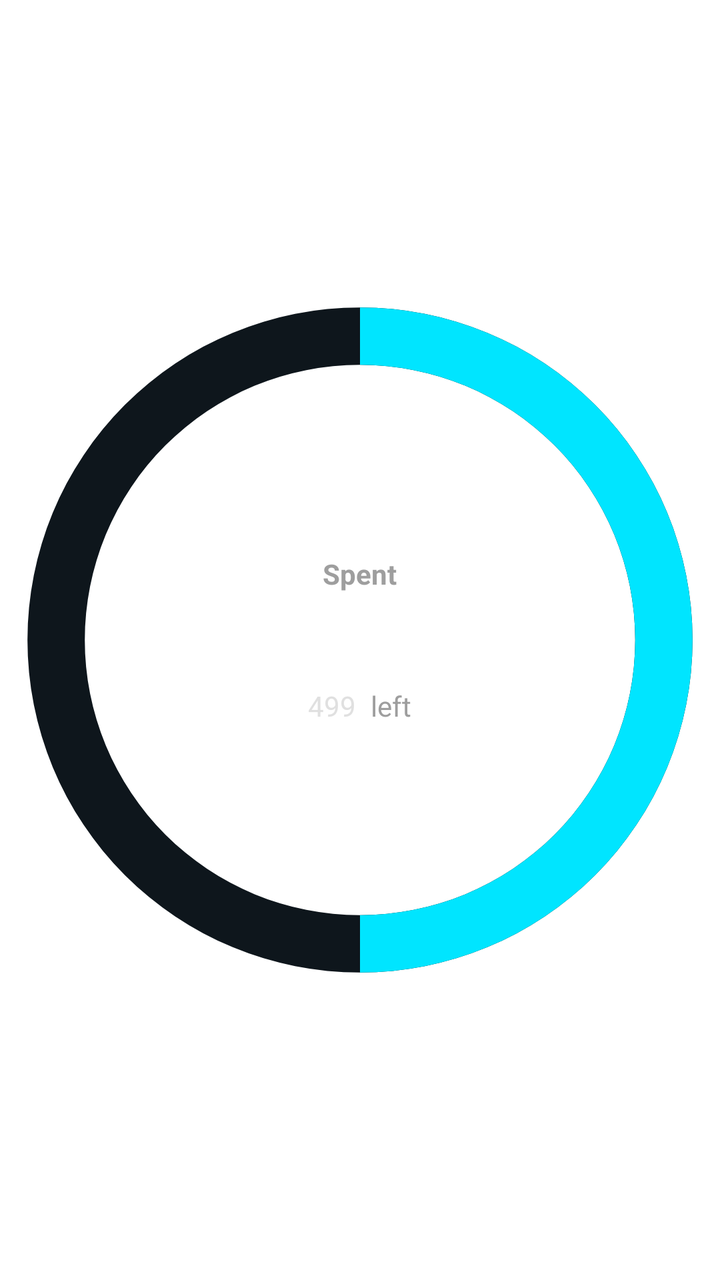
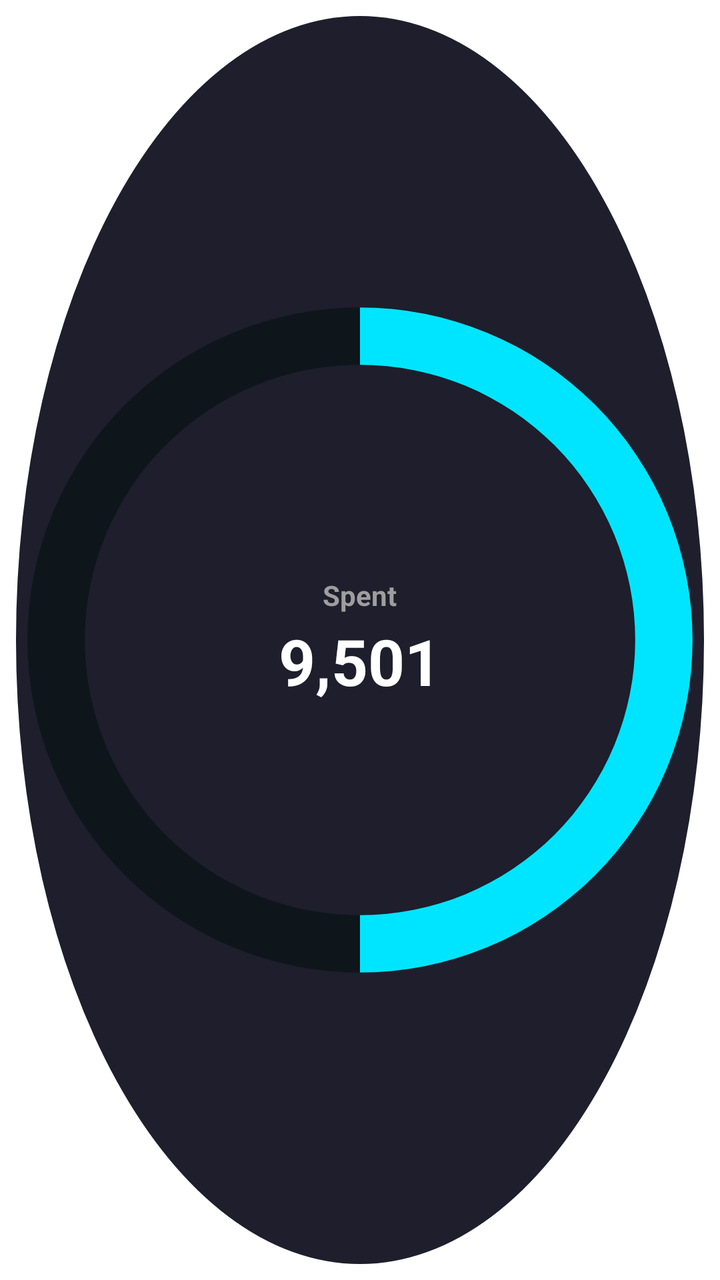

Before-and-after screenshots of an Android layout around one commit, followed by the original layout XML and the change that was made.
<!-- AndroidManifest.xml: fallback theme Theme.MaterialComponents.DayNight.NoActionBar -->
<!-- res/layout/widget_layout_monthly.xml -->
<?xml version="1.0" encoding="utf-8"?>
<RelativeLayout xmlns:android="http://schemas.android.com/apk/res/android"
    android:id="@+id/widget_root"
    android:layout_width="match_parent"
    android:layout_height="match_parent"
    android:background="@android:color/transparent"
    android:padding="8dp">

    
    <ProgressBar
        android:id="@+id/progress_bar"
        style="?android:attr/progressBarStyleHorizontal"
        android:layout_width="match_parent"
        android:layout_height="match_parent"
        android:layout_centerInParent="true"
        android:indeterminate="false"
        android:max="100"
        android:progress="50"
        android:progressDrawable="@drawable/widget_circular_progress" />

    
    <LinearLayout
        android:layout_width="wrap_content"
        android:layout_height="wrap_content"
        android:layout_centerInParent="true"
        android:orientation="vertical"
        android:gravity="center">

        <TextView
            android:layout_width="wrap_content"
            android:layout_height="wrap_content"
            android:text="Spent"
            android:textColor="#9E9E9E"
            android:textSize="14sp"
            android:textStyle="bold" />

        <TextView
            android:id="@+id/tv_monthly_spent"
            android:layout_width="wrap_content"
            android:layout_height="wrap_content"
            android:text="9,501"
            android:textColor="#FFFFFF"
            android:textSize="32sp"
            android:textStyle="bold"
            android:layout_marginTop="2dp" />

        <LinearLayout
            android:layout_width="wrap_content"
            android:layout_height="wrap_content"
            android:orientation="horizontal"
            android:gravity="center"
            android:layout_marginTop="2dp">
            
            <TextView
                android:id="@+id/tv_budget_left"
                android:layout_width="wrap_content"
                android:layout_height="wrap_content"
                android:text="499"
                android:textColor="#E0E0E0"
                android:textSize="14sp" />
                
            <TextView
                android:id="@+id/tv_budget_label"
                android:layout_width="wrap_content"
                android:layout_height="wrap_content"
                android:text=" left"
                android:textColor="#9E9E9E"
                android:textSize="14sp"
                android:layout_marginStart="4dp" />
        </LinearLayout>
    </LinearLayout>
</RelativeLayout>
<!-- resources referenced by this layout -->
<resources>
  <!-- drawable widget_circular_progress (drawable) -->
  <?xml version="1.0" encoding="utf-8"?>
  <layer-list xmlns:android="http://schemas.android.com/apk/res/android">
      <item android:id="@android:id/background">
          <shape
              android:innerRadiusRatio="2.5"
              android:shape="ring"
              android:thicknessRatio="12.0"
              android:useLevel="false">
              <solid android:color="#0E161C" />
          </shape>
      </item>
      <item android:id="@android:id/progress">
          <rotate
              android:fromDegrees="270"
              android:pivotX="50%"
              android:pivotY="50%"
              android:toDegrees="270">
              <shape
                  android:innerRadiusRatio="2.5"
                  android:shape="ring"
                  android:thicknessRatio="12.0"
                  android:useLevel="true">
                  <solid android:color="#00E5FF" />
              </shape>
          </rotate>
      </item>
  </layer-list>
</resources>

<!-- the commit's change to res/layout/widget_layout_monthly.xml (unified diff, before → after) -->
@@ -44,29 +44,6 @@
             android:textStyle="bold"
             android:layout_marginTop="2dp" />
 
-        <LinearLayout
-            android:layout_width="wrap_content"
-            android:layout_height="wrap_content"
-            android:orientation="horizontal"
-            android:gravity="center"
-            android:layout_marginTop="2dp">
-            
-            <TextView
-                android:id="@+id/tv_budget_left"
-                android:layout_width="wrap_content"
-                android:layout_height="wrap_content"
-                android:text="499"
-                android:textColor="#E0E0E0"
-                android:textSize="14sp" />
-                
-            <TextView
-                android:id="@+id/tv_budget_label"
-                android:layout_width="wrap_content"
-                android:layout_height="wrap_content"
-                android:text=" left"
-                android:textColor="#9E9E9E"
-                android:textSize="14sp"
-                android:layout_marginStart="4dp" />
-        </LinearLayout>
+
     </LinearLayout>
 </RelativeLayout>
<!-- resource entries referenced after the edit -->
@@ -3,6 +3,11 @@
   <!-- drawable widget_circular_progress (drawable) -->
   <?xml version="1.0" encoding="utf-8"?>
   <layer-list xmlns:android="http://schemas.android.com/apk/res/android">
+      <item>
+          <shape android:shape="oval">
+              <solid android:color="#1E1E2C" />
+          </shape>
+      </item>
       <item android:id="@android:id/background">
           <shape
               android:innerRadiusRatio="2.5"
